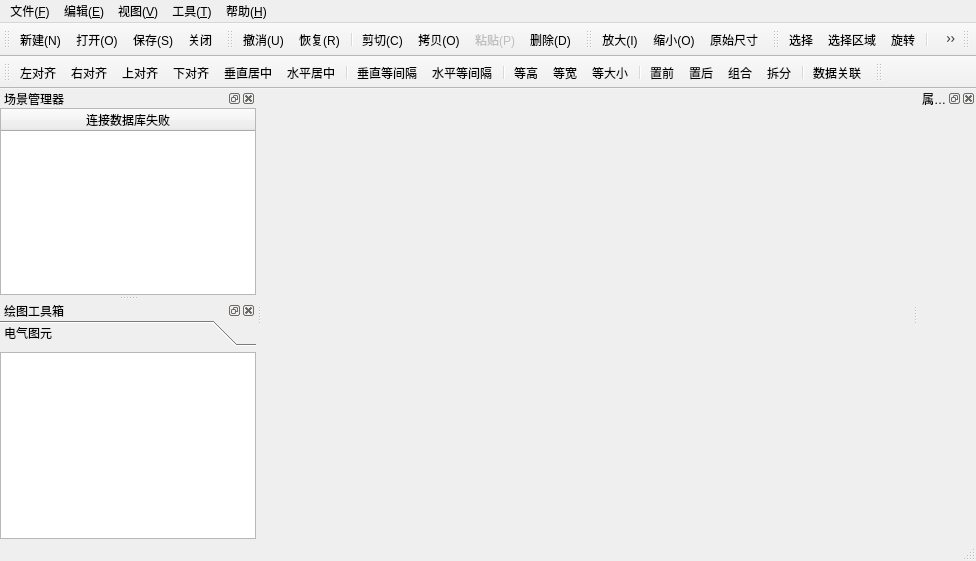
Above: SKDraw/skdraw.ui from song-kang/SKHMIProject before the change. Below: the same form after it.
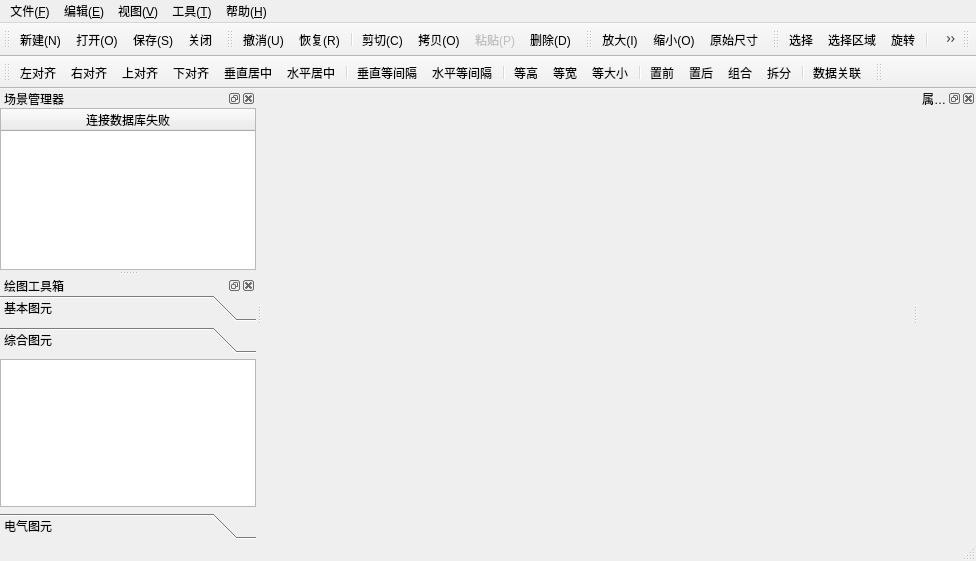
That is the form after the change. The open tabs and pages were chosen to show the change. Icons and pictures are not drawn.

Patch:
```diff
--- a/SKDraw/skdraw.ui
+++ b/SKDraw/skdraw.ui
@@ -319,13 +319,62 @@
        <property name="currentIndex">
         <number>0</number>
        </property>
-       <widget class="QWidget" name="pageDQ">
+       <property name="tabSpacing">
+        <number>6</number>
+       </property>
+       <widget class="QWidget" name="pageBase">
         <property name="geometry">
          <rect>
           <x>0</x>
           <y>0</y>
           <width>256</width>
-          <height>199</height>
+          <height>157</height>
+         </rect>
+        </property>
+        <attribute name="label">
+         <string>基本图元</string>
+        </attribute>
+        <layout class="QGridLayout" name="gridLayout_6">
+         <property name="margin">
+          <number>0</number>
+         </property>
+         <item row="0" column="0">
+          <widget class="QListWidget" name="listWidgetBase">
+           <property name="viewMode">
+            <enum>QListView::IconMode</enum>
+           </property>
+          </widget>
+         </item>
+        </layout>
+       </widget>
+       <widget class="QWidget" name="pageComplex">
+        <property name="geometry">
+         <rect>
+          <x>0</x>
+          <y>0</y>
+          <width>98</width>
+          <height>73</height>
+         </rect>
+        </property>
+        <attribute name="label">
+         <string>综合图元</string>
+        </attribute>
+        <layout class="QGridLayout" name="gridLayout_7">
+         <property name="margin">
+          <number>0</number>
+         </property>
+         <item row="0" column="0">
+          <widget class="QListWidget" name="listWidgetComplex"/>
+         </item>
+        </layout>
+       </widget>
+       <widget class="QWidget" name="pageDQ">
+        <property name="geometry">
+         <rect>
+          <x>0</x>
+          <y>0</y>
+          <width>98</width>
+          <height>73</height>
          </rect>
         </property>
         <attribute name="label">
```
Left out of the diff: 6 changed lines with no effect on the pictures.
